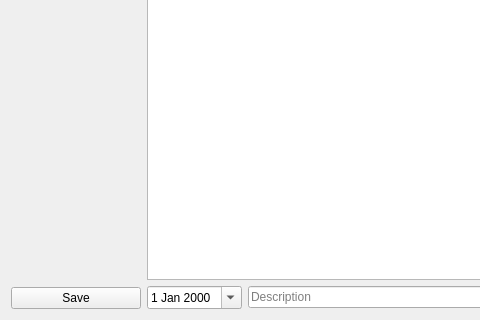
The window that mainwindow.ui (SomethingElese18878/myMoneyJournal) describes before a commit, drawn with Qt 5; both pictures show x 0 to 480 and y 291 to 611 of the 731 by 611 pixel window.
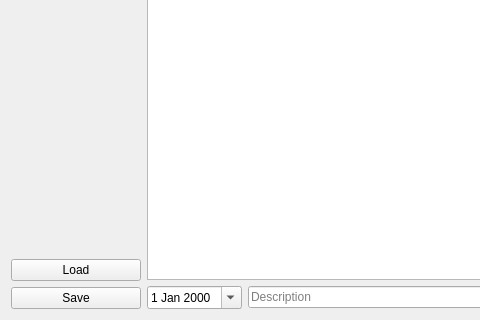
The same window after the commit.

Commit message: add btnLoad() and static method Accounts::loadFromDatabase() to load Accounts from SQLite3-database

```diff
--- a/mainwindow.ui
+++ b/mainwindow.ui
@@ -63,6 +63,13 @@
           </property>
          </spacer>
         </item>
+        <item>
+         <widget class="QPushButton" name="btnLoad">
+          <property name="text">
+           <string>Load</string>
+          </property>
+         </widget>
+        </item>
         <item>
          <widget class="QPushButton" name="btnSave">
           <property name="text">
```
The commit also changes 5 other files.
